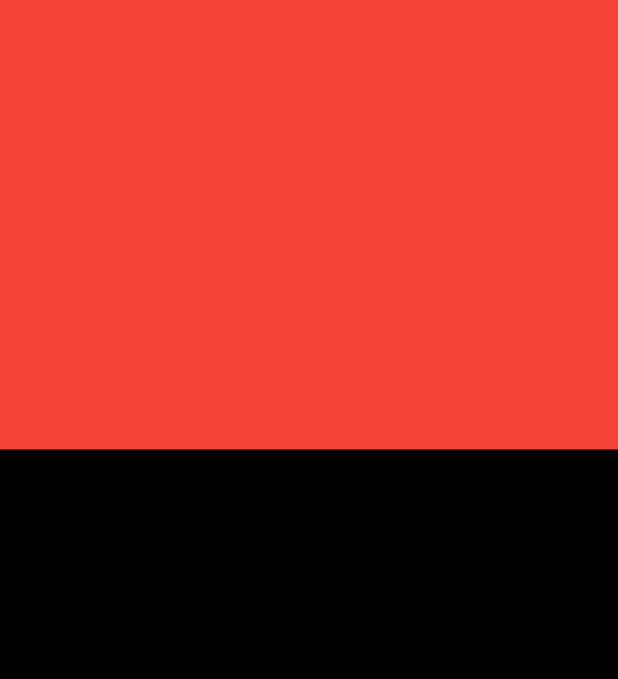
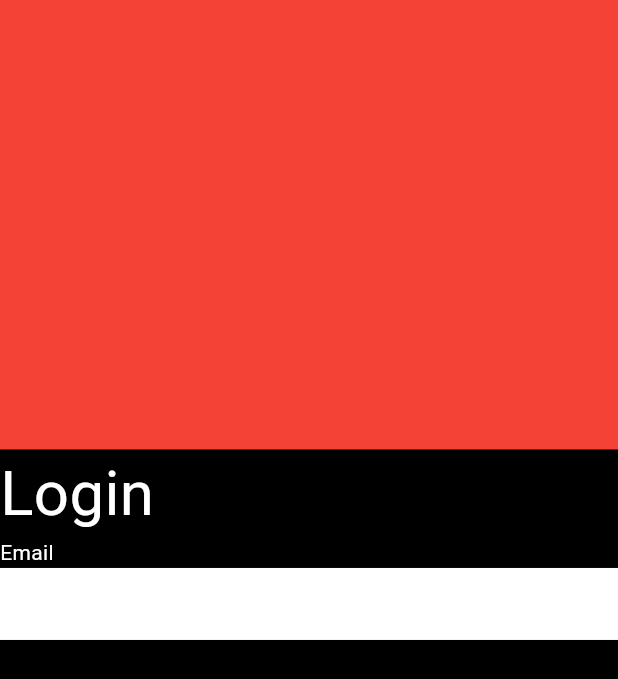
Before and after one commit to ghayurcodes/ui_design, a Flutter app: the screen it shows after launch, on a phone screen of 412 x 824 dp. Shown: the top 679 px of the screen. Run offline on Flutter 3.47's test engine with Material 3 defaults, Android fonts, the phone set to English and light mode, and no system bars; our stand-ins replace blurrycontainer, carousel_slider, google_fonts, google_nav_bar, line_icons, loading_indicator and 1 more; missing offline and left inert: swipeable_tile.

Commit message:
Update project2.dart

```diff
--- a/lib/login-signup-ui/project2.dart
+++ b/lib/login-signup-ui/project2.dart
@@ -23,8 +23,20 @@ class login extends StatelessWidget {
             )),
             Expanded(
               flex: 7,
-                child: Column(
+                child: Column(mainAxisAlignment: MainAxisAlignment.start,
+              crossAxisAlignment: CrossAxisAlignment.start,
+              children: [
+                Text("Login",style: TextStyle(
+                  fontSize: _width*0.1,
+                  color: Colors.white
+                ),),
+                Text('Email',style: TextStyle(
+                  color: Colors.white
+                ),),
+                custom_feild(),
 
+
+              ],
             ))
 
           ],
@@ -34,3 +46,21 @@ class login extends StatelessWidget {
     );
   }
 }
+
+
+
+
+custom_feild(){
+  return TextField(
+    decoration: InputDecoration(
+      border: InputBorder.none,
+      contentPadding: EdgeInsets.all(5),
+      filled: true,
+      fillColor: Colors.white
+
+    ),
+    maxLines: 1,
+    expands: false,
+
+  );
+}
```
